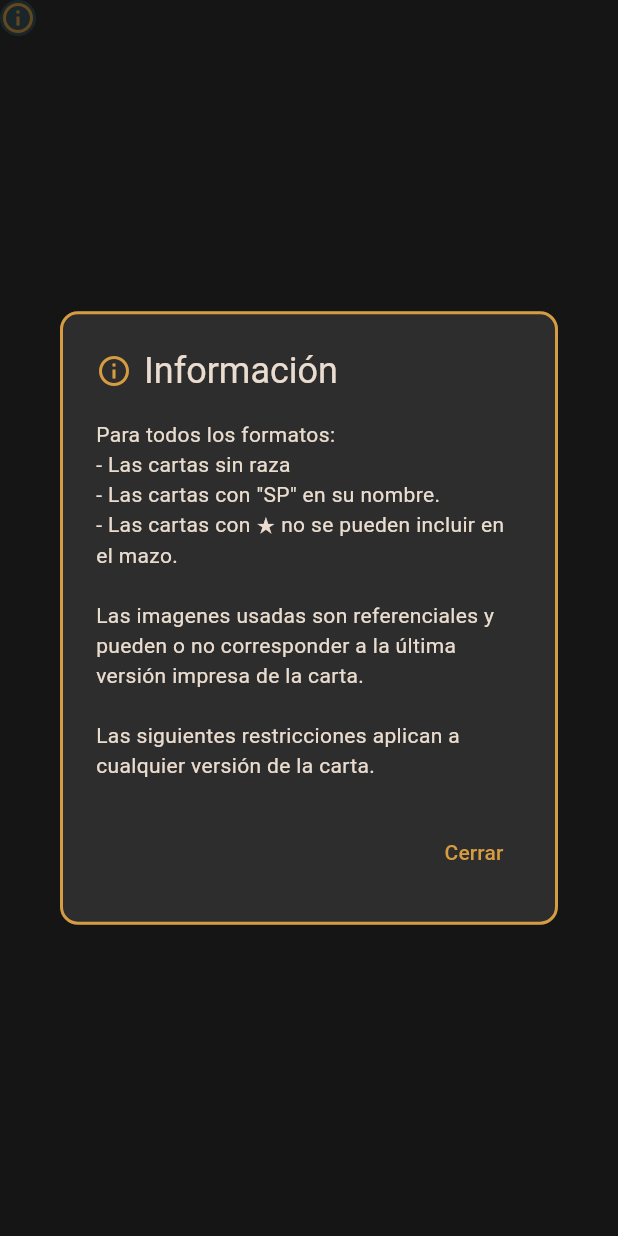
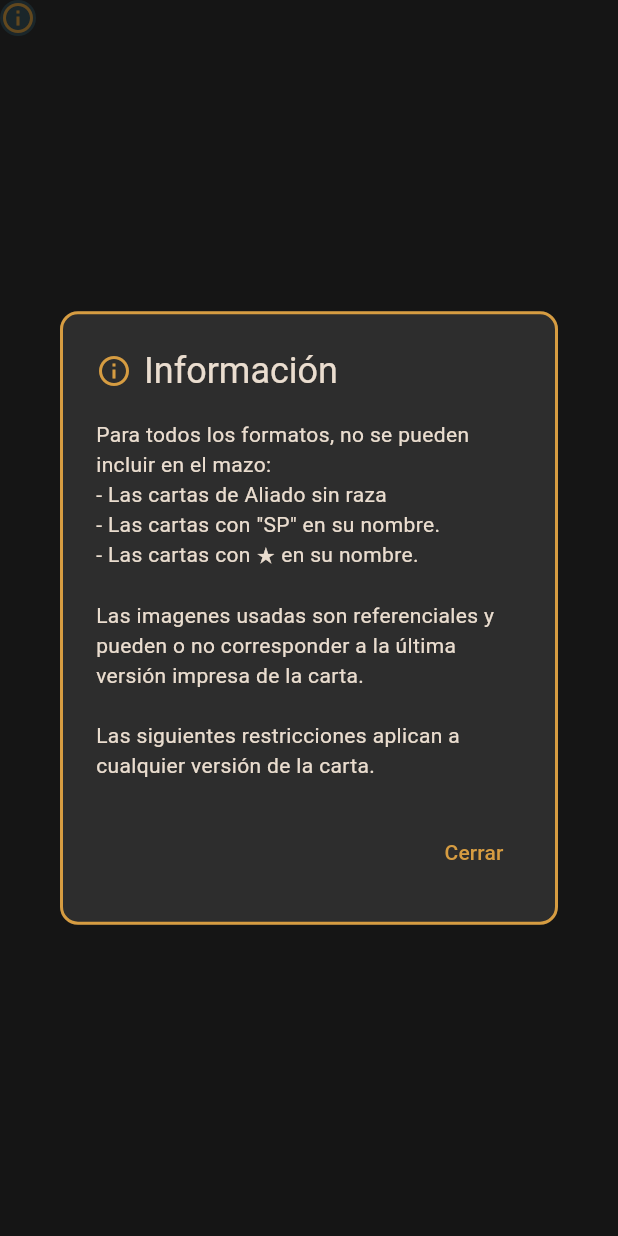
Before and after one commit to andreuvv/myl-tournament-web, a Flutter app: the InfoIconWidget widget shown alone on an empty page, opened directly, after a tap on the "info outline" icon, on a phone screen of 412 x 824 dp. Run offline on Flutter 3.47's test engine with Material 3 defaults, Android fonts, the phone set to English and light mode, and no system bars; our stand-ins replace web; missing offline and left inert: dart:ui_web; Roboto replaces fonts that are missing (Georgia).

Commit message:
feat: update InfoIconWidget and InfoSection to enhance tooltip messages and section handling

```diff
--- a/lib/feature/banlist/widgets/info_icon_widget.dart
+++ b/lib/feature/banlist/widgets/info_icon_widget.dart
@@ -8,7 +8,7 @@ class InfoIconWidget extends StatelessWidget {
   Widget build(BuildContext context) {
     return Tooltip(
       message:
-          'Para todos los formatos:\n- Las cartas sin raza\n- Las cartas con "SP" en su nombre.\n- Las cartas con ★ no se pueden incluir en el mazo.\n\nLas imagenes usadas son referenciales y pueden o no corresponder a la última versión impresa de la carta.\n\nLas siguientes restricciones aplican a cualquier versión de la carta.',
+          'Para todos los formatos, no se pueden incluir en el mazo:\n- Las cartas de Aliado sin raza\n- Las cartas con "SP" en su nombre.\n- Las cartas con ★ en su nombre.\n\nLas imagenes usadas son referenciales y pueden o no corresponder a la última versión impresa de la carta.\n\nLas siguientes restricciones aplican a cualquier versión de la carta.',
       preferBelow: true,
       padding: const EdgeInsets.all(16),
       margin: const EdgeInsets.symmetric(horizontal: 20),
@@ -44,7 +44,7 @@ class InfoIconWidget extends StatelessWidget {
                 ],
               ),
               content: const Text(
-                'Para todos los formatos:\n- Las cartas sin raza\n- Las cartas con "SP" en su nombre.\n- Las cartas con ★ no se pueden incluir en el mazo.\n\nLas imagenes usadas son referenciales y pueden o no corresponder a la última versión impresa de la carta.\n\nLas siguientes restricciones aplican a cualquier versión de la carta.',
+                'Para todos los formatos, no se pueden incluir en el mazo:\n- Las cartas de Aliado sin raza\n- Las cartas con "SP" en su nombre.\n- Las cartas con ★ en su nombre.\n\nLas imagenes usadas son referenciales y pueden o no corresponder a la última versión impresa de la carta.\n\nLas siguientes restricciones aplican a cualquier versión de la carta.',
                 style: TextStyle(
                   color: AppColors.beige,
                   fontSize: 14,
--- a/lib/feature/tournament_info/controllers/tournament_info_controller.dart
+++ b/lib/feature/tournament_info/controllers/tournament_info_controller.dart
@@ -12,7 +12,7 @@ class TournamentInfoController {
   Stream<TournamentSubsection?> get selectedSubsectionStream =>
       _selectedSubsectionController.stream;
 
-  InfoSection _selectedSection = InfoSection.tournamentSystem;
+  InfoSection _selectedSection = InfoSection.general;
   TournamentSubsection? _selectedSubsection;
 
   InfoSection get selectedSection => _selectedSection;
--- a/lib/feature/tournament_info/views/tournament_info_page.dart
+++ b/lib/feature/tournament_info/views/tournament_info_page.dart
@@ -23,8 +23,7 @@ class TournamentInfoPage extends StatelessWidget {
           stream: controller.selectedSubsectionStream,
           initialData: controller.selectedSubsection,
           builder: (context, subsectionSnapshot) {
-            final selectedSection =
-                sectionSnapshot.data ?? InfoSection.tournamentSystem;
+            final selectedSection = sectionSnapshot.data ?? InfoSection.general;
             final selectedSubsection = subsectionSnapshot.data;
 
             return isMobile
--- a/lib/feature/tournament_info/widgets/layouts/desktop_layout.dart
+++ b/lib/feature/tournament_info/widgets/layouts/desktop_layout.dart
@@ -29,8 +29,8 @@ class DesktopLayout extends StatelessWidget {
     }
 
     switch (selectedSection) {
-      // case InfoSection.general:
-      //   return const GeneralInfoContent();
+      case InfoSection.general:
+        return const GeneralInfoContent();
       case InfoSection.tournamentSystem:
         return const TournamentSystemContent();
       case InfoSection.prizesAndFunding:
--- a/lib/feature/tournament_info/widgets/layouts/mobile_layout.dart
+++ b/lib/feature/tournament_info/widgets/layouts/mobile_layout.dart
@@ -28,8 +28,8 @@ class MobileLayout extends StatelessWidget {
     }
 
     switch (selectedSection) {
-      // case InfoSection.general:
-      //   return const GeneralInfoContent();
+      case InfoSection.general:
+        return const GeneralInfoContent();
       case InfoSection.tournamentSystem:
         return const TournamentSystemContent();
       case InfoSection.prizesAndFunding:
```
Also changed, not shown: lib/feature/tournament_info/models/info_section.dart (+5 -5 lines).
